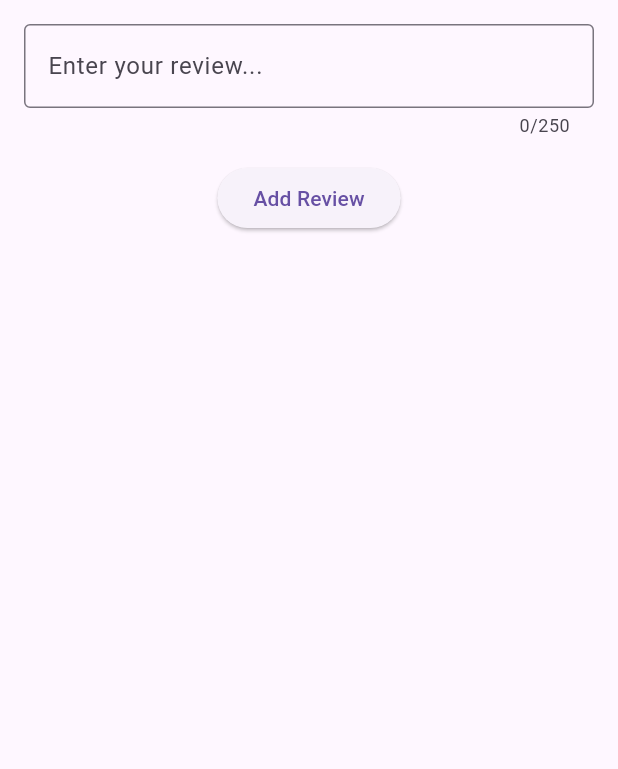
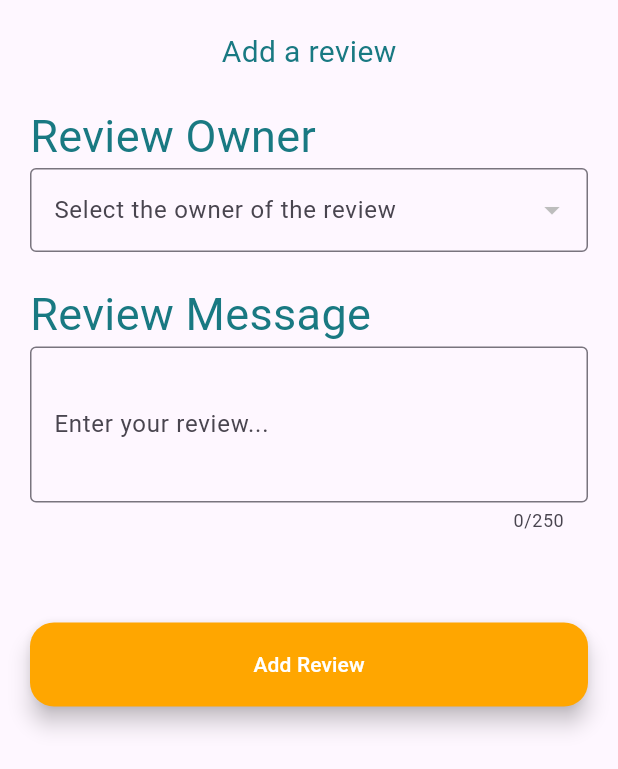
Before and after one commit to DevSchell/desafio_final_lincetech_academy, a Flutter app: the AddReviewBottomSheet widget shown alone on an empty page, opened directly with empty values, after a tap on "Add Review", on a phone screen of 412 x 824 dp. Shown: the top 769 px of the screen. Run offline on Flutter 3.47's test engine with Material 3 defaults, Android fonts, the phone set to English and light mode, and no system bars; our stand-ins replace geolocator, google_maps_flutter, image_picker, shared_preferences, sqflite; accounts and stored records are empty.

Commit message:
feat: bottomSheet de addReview está bem melhor visualmente falando. Agora ela também conta com campos para o usuário adicionar o participante dono do review, o comentário e ainda colocarei um campo para inserir uma foto caso o queiram. Após finalizar bottomSheet de addReview o próximo objetivo é criar o fluxo de criar um PDF à partir dos dados da viagem

```diff
--- a/lib/entities/review.dart
+++ b/lib/entities/review.dart
@@ -22,7 +22,7 @@ class Review {
   /// This can be used to visually complement the text message.
   String photoPath;
 
-  final int participantId;
+  final int? participantId;
 
   /// Constructs a [Review] instance.
   ///
@@ -32,7 +32,7 @@ class Review {
   Review({
     this.reviewID,
     required this.message,
-    required this.participantId,
+    this.participantId,
     required this.stopoverId,
     required this.photoPath,
   });
--- a/lib/presentation/pages/stopover_details_screen.dart
+++ b/lib/presentation/pages/stopover_details_screen.dart
@@ -13,8 +13,13 @@ import 'widgets/review_item.dart';
 
 class StopoverDetailsScreen extends StatefulWidget {
   final Stopover stopover;
+  final int tripId;
 
-  const StopoverDetailsScreen({super.key, required this.stopover});
+  const StopoverDetailsScreen({
+    super.key,
+    required this.stopover,
+    required this.tripId,
+  });
 
   @override
   State<StopoverDetailsScreen> createState() => _StopoverDetailsScreenState();
@@ -76,8 +81,8 @@ class _StopoverDetailsScreenState extends State<StopoverDetailsScreen> {
                     target: stopoverLocation,
                     zoom: 14,
                   ),
-                  zoomControlsEnabled: false,
-                  zoomGesturesEnabled: true,
+                  zoomControlsEnabled: true,
+                  zoomGesturesEnabled: false,
                   markers: markers,
                   onMapCreated: (mapController) {},
                 ),
@@ -110,9 +115,7 @@ class _StopoverDetailsScreenState extends State<StopoverDetailsScreen> {
                   },
                 ),
               ),
-              SizedBox(height: 16),
-              CustomActionButton(
-                text: 'Add review',
+              CustomAddButton(
                 onPressed: () {
                   showModalBottomSheet(
                     context: context,
@@ -121,12 +124,14 @@ class _StopoverDetailsScreenState extends State<StopoverDetailsScreen> {
                       return ChangeNotifierProvider.value(
                         value: _reviewsProvider,
                         child: AddReviewBottomSheet(
+                          tripId: widget.tripId,
                           stopoverId: widget.stopover.id!,
                         ),
                       );
                     },
                   );
                 },
+                heroTag: 'showReviewBottomSheet',
               ),
             ],
           ),
--- a/lib/presentation/pages/trip_details.dart
+++ b/lib/presentation/pages/trip_details.dart
@@ -214,6 +214,7 @@ class TripDetails extends StatelessWidget {
                                 Navigator.of(context).push(
                                   MaterialPageRoute(
                                     builder: (context) => StopoverDetailsScreen(
+                                      tripId: trip.id!,
                                       stopover: stopover,
                                     ),
                                   ),
--- a/lib/presentation/pages/widgets/add_review_bottom_sheet.dart
+++ b/lib/presentation/pages/widgets/add_review_bottom_sheet.dart
@@ -1,14 +1,22 @@
 import 'package:flutter/material.dart';
+import 'package:provider/provider.dart';
 
-import 'package:provider/provider.dart';
-import 'package:desafio_final_lincetech_academy/entities/review.dart';
-
-import 'package:desafio_final_lincetech_academy/presentation/pages/stopover_details_screen.dart';
+import '../../../entities/participant.dart';
+import '../../../entities/review.dart';
+import '../../../file_repository/trip_repository.dart';
+import '../stopover_details_screen.dart';
+import 'all_widgets.dart';
+import 'custom_action_button.dart';
 
 class AddReviewBottomSheet extends StatefulWidget {
   final int stopoverId;
+  final int tripId;
 
-  const AddReviewBottomSheet({super.key, required this.stopoverId});
+  const AddReviewBottomSheet({
+    super.key,
+    required this.stopoverId,
+    required this.tripId,
+  });
 
   @override
   State<AddReviewBottomSheet> createState() => _AddReviewBottomSheetState();
@@ -17,8 +25,39 @@ class AddReviewBottomSheet extends StatefulWidget {
 class _AddReviewBottomSheetState extends State<AddReviewBottomSheet> {
   final _messageController = TextEditingController();
 
+  List<Participant> _participants = [];
+  Participant? _selectedParticipant;
+  bool _isLoadingParticipants = true;
+  final TripRepositorySQLite _tripRepo = TripRepositorySQLite();
+
+  @override
+  void initState() {
+    super.initState();
+    _loadParticipants();
+  }
+
+  void _loadParticipants() async {
+    try {
+      final participants = await _tripRepo.listParticipantsFromTrip(
+        widget.tripId,
+      );
+      setState(() {
+        _participants = participants ?? [];
+        if (_participants.isNotEmpty) {
+          _selectedParticipant = _participants.first;
+        }
+        _isLoadingParticipants = false;
+      });
+    } on Exception catch (e) {
+      print('Erro ao carregar participantes $e');
+      setState(() {
+        _isLoadingParticipants = false;
+      });
+    }
+  }
+
   void _submitReview() {
-    if (_messageController.text.trim().isEmpty) {
+    if (_messageController.text.trim().isEmpty || _selectedParticipant == null) {
       return;
     }
 
@@ -27,12 +66,11 @@ class _AddReviewBottomSheetState extends State<AddReviewBottomSheet> {
     final newReview = Review(
       message: _messageController.text.trim(),
       stopoverId: widget.stopoverId,
-      participantId: 1,
+      participantId: _selectedParticipant!.id,
       photoPath: '',
     );
 
     state.addReview(newReview);
-
     Navigator.of(context).pop();
   }
 
@@ -47,16 +85,46 @@ class _AddReviewBottomSheetState extends State<AddReviewBottomSheet> {
     return FractionallySizedBox(
       heightFactor: 0.6,
       child: Padding(
-        padding: EdgeInsets.only(
-          bottom: MediaQuery.of(context).viewInsets.bottom,
-          left: 16.0,
-          right: 16.0,
-          top: 16.0,
-        ),
-        child: SizedBox(
-          height: 500,
+        padding: const EdgeInsets.all(20.0),
+        child: SingleChildScrollView(
           child: Column(
+            crossAxisAlignment: CrossAxisAlignment.stretch,
             children: [
+              Center(
+                child: CustomHeader(
+                  text: 'Add a review',
+                  size: 20,
+                ),
+              ),
+              const SizedBox(height: 20),
+
+              CustomHeader(text: 'Review Owner'),
+              _isLoadingParticipants
+                  ? const Center(child: CircularProgressIndicator())
+                  : DropdownButtonFormField<Participant>(
+                decoration: const InputDecoration(
+                  labelText: 'Select the owner of the review',
+                  border: OutlineInputBorder(),
+                ),
+                value: _selectedParticipant,
+                onChanged: (newValue) {
+                  setState(() {
+                    _selectedParticipant = newValue;
+                  });
+                },
+                items: _participants.map<DropdownMenuItem<Participant>>((
+                    participant,
+                    ) {
+                  return DropdownMenuItem<Participant>(
+                    value: participant,
+                    child: Text(participant.name),
+                  );
+                }).toList(),
+              ),
+
+              const SizedBox(height: 20),
+
+              CustomHeader(text: 'Review Message'),
               TextField(
                 controller: _messageController,
                 decoration: const InputDecoration(
@@ -64,11 +132,18 @@ class _AddReviewBottomSheetState extends State<AddReviewBottomSheet> {
                   border: OutlineInputBorder(),
                 ),
                 maxLength: 250,
+                maxLines: 3,
               ),
-              const SizedBox(height: 16),
-              ElevatedButton(
+
+              const SizedBox(height: 30),
+
+
+
+              const SizedBox(height: 30),
+
+              CustomActionButton(
+                text: 'Add Review',
                 onPressed: _submitReview,
-                child: const Text('Add Review'),
               ),
             ],
           ),
```
